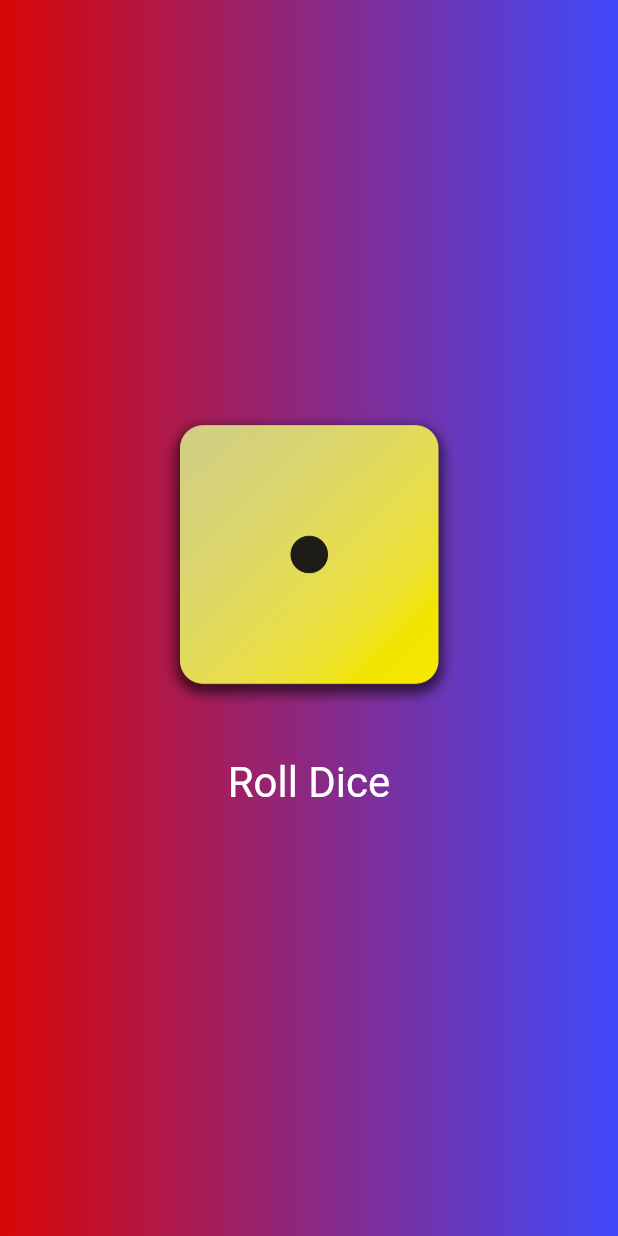
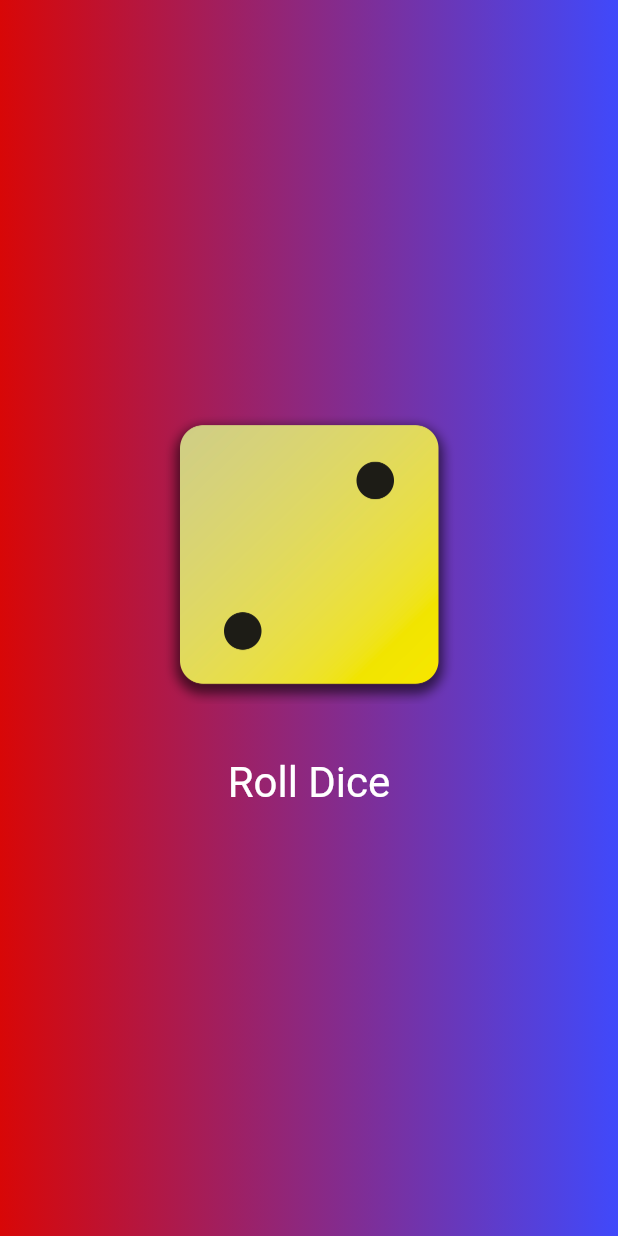
Before and after one commit to Bariskosee/diceApp, a Flutter app: the screen it shows after launch, on a phone screen of 412 x 824 dp. Run offline on Flutter 3.47's test engine with Material 3 defaults, Android fonts, the phone set to English and light mode, and no system bars.

```diff
--- a/lib/dice_roller.dart
+++ b/lib/dice_roller.dart
@@ -1,5 +1,7 @@
 import 'package:flutter/material.dart';
 import 'dart:math';
+
+final randomizer = Random();
 
 class DiceRoller extends StatefulWidget {
   const DiceRoller({super.key});
@@ -9,11 +11,11 @@ class DiceRoller extends StatefulWidget {
 }
 
 class _DiceRollerState extends State<DiceRoller> {
-  var activeDiceImage = 'lib/lib/assets/images/dice-images/dice-1.png';
+  var currentDiceroll = 2;
 
   void rollDice() {
     setState(() {
-      activeDiceImage = 'lib/lib/assets/images/dice-images/dice-${Random().nextInt(6) + 1}.png';
+      currentDiceroll = randomizer.nextInt(6) + 1;
     });
   }
 
@@ -24,7 +26,7 @@ class _DiceRollerState extends State<DiceRoller> {
         mainAxisSize: MainAxisSize.min,
         children: [
           Image.asset(
-            activeDiceImage,
+            'lib/lib/assets/images/dice-images/dice-$currentDiceroll.png',
             width: 200,
             height: 200,
           ),
```
